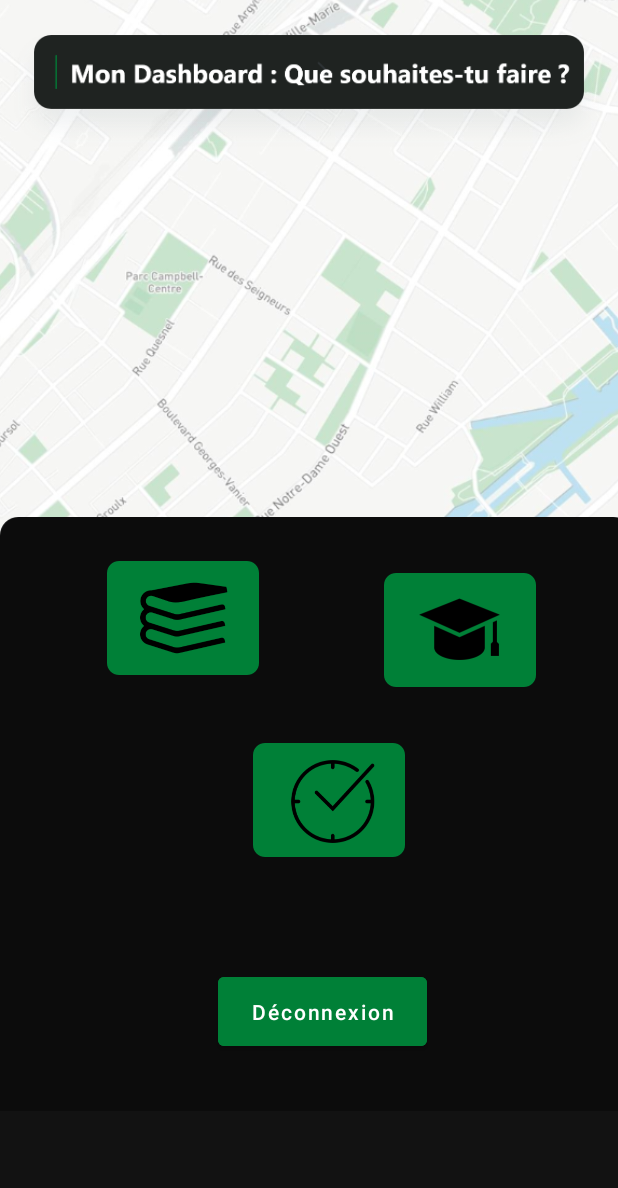
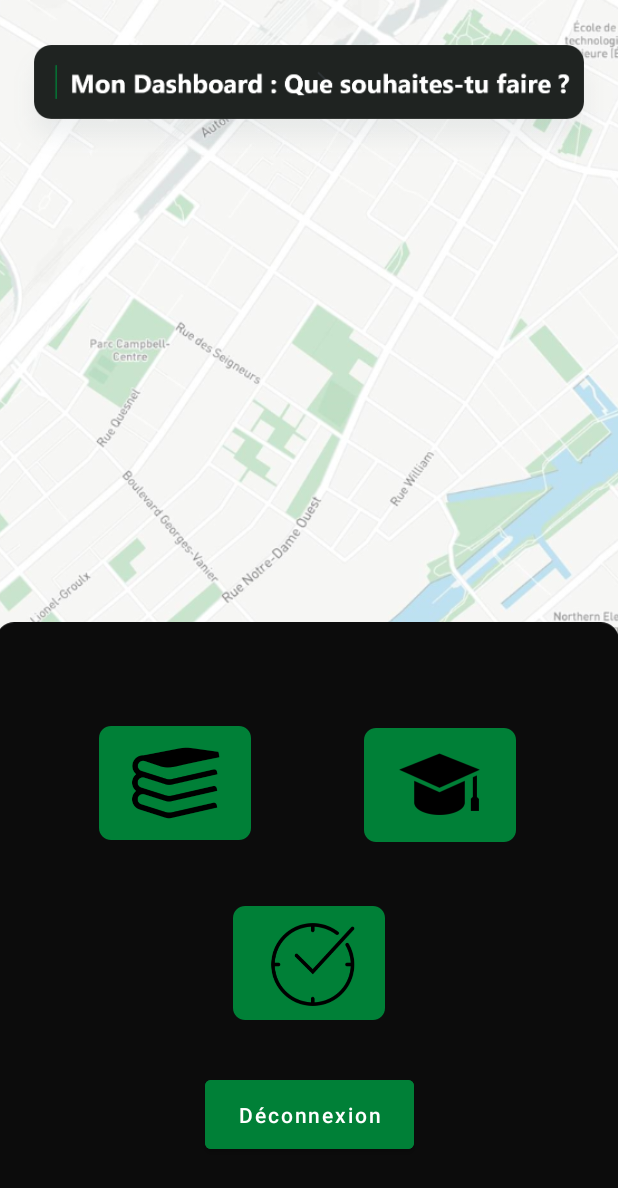
Before and after one commit to darlene-s/SquareRoute, an Android app: the screen it shows after launch once a user with an empty profile is signed in (Dashboard), on a phone screen of 412 x 824 dp. Shown: the top 1188 px of the screen. Run offline under Robolectric (Android 15) with nearby library versions, the phone set to English and light mode, and no system bars; our stand-ins replace Firebase (no records; nobody signed in at launch, a user with empty details on screens opened directly).

Commit message:
Square route finish

```diff
--- a/app/src/main/java/com/example/squareroute/Activity1/MapsActivityUniversity.java
+++ b/app/src/main/java/com/example/squareroute/Activity1/MapsActivityUniversity.java
@@ -232,7 +232,7 @@ public class MapsActivityUniversity extends FragmentActivity implements OnMapRea
                     Universite universite = dataSnapshot.getValue(Universite.class);
                     LatLng coordonnees = new LatLng(universite.lat,universite.lng);
                     BitmapDescriptor icon = BitmapDescriptorFactory.fromResource(R.drawable.logo_univ);
-                    mMap.addMarker(new MarkerOptions().position(coordonnees).title(universite.nom_univ).icon(icon));
+                    mMap.addMarker(new MarkerOptions().position(coordonnees).title(universite.nom_univ).snippet(universite.adresse_univ).icon(icon));
                 }
             }
 
--- a/app/src/main/java/com/example/squareroute/Activity2/MapsActivityBibliotheque.java
+++ b/app/src/main/java/com/example/squareroute/Activity2/MapsActivityBibliotheque.java
@@ -232,7 +232,7 @@ public class MapsActivityBibliotheque extends FragmentActivity implements OnMapR
                     Bibliotheque bibliotheque = dataSnapshot.getValue(Bibliotheque.class);
                     LatLng coordonnees = new LatLng(bibliotheque.lat,bibliotheque.lng);
                     BitmapDescriptor icon = BitmapDescriptorFactory.fromResource(R.drawable.logo_bibli);
-                    mMap.addMarker(new MarkerOptions().position(coordonnees).title(bibliotheque.nom_bibli).icon(icon));
+                    mMap.addMarker(new MarkerOptions().position(coordonnees).title(bibliotheque.nom_bibli).snippet(bibliotheque.adresse_bibli).icon(icon));
                 }
             }
 
--- a/app/src/main/res/layout/activity_dashboard.xml
+++ b/app/src/main/res/layout/activity_dashboard.xml
@@ -7,12 +7,16 @@
     android:layout_height="match_parent"
     tools:context=".BasicActivity.Dashboard">
 
+
+
+
     <ImageView
         android:id="@+id/imageView9"
-        android:layout_width="491dp"
-        android:layout_height="801dp"
+        android:layout_width="668dp"
+        android:layout_height="829dp"
         app:layout_constraintBottom_toBottomOf="@+id/imageView11"
         app:layout_constraintEnd_toEndOf="parent"
+        app:layout_constraintHorizontal_bias="0.578"
         app:layout_constraintStart_toStartOf="parent"
         app:layout_constraintTop_toTopOf="parent"
         app:layout_constraintVertical_bias="1.0"
@@ -21,14 +25,13 @@
 
     <ImageView
         android:id="@+id/imageView11"
-        android:layout_width="421dp"
-        android:layout_height="401dp"
-        app:layout_constraintBottom_toBottomOf="parent"
+        android:layout_width="415dp"
+        android:layout_height="396dp"
+        android:layout_marginTop="412dp"
         app:layout_constraintEnd_toEndOf="parent"
-        app:layout_constraintHorizontal_bias="0.0"
+        app:layout_constraintHorizontal_bias="1.0"
         app:layout_constraintStart_toStartOf="parent"
         app:layout_constraintTop_toTopOf="parent"
-        app:layout_constraintVertical_bias="0.809"
         app:srcCompat="@drawable/dashboard2"
         tools:ignore="ContentDescription" />
 
@@ -55,60 +58,58 @@
         app:layout_constraintHorizontal_bias="0.0"
         app:layout_constraintStart_toStartOf="parent"
         app:layout_constraintTop_toTopOf="parent"
-        app:layout_constraintVertical_bias="0.045"
+        app:layout_constraintVertical_bias="0.057"
         app:srcCompat="@drawable/dashboard1"
-        tools:ignore="ContentDescription"/>
+        tools:ignore="ContentDescription" />
 
     <ImageButton
         android:id="@+id/btn_school"
-        android:layout_width="wrap_content"
-        android:layout_height="wrap_content"
-        android:layout_marginTop="40dp"
+        android:layout_width="118dp"
+        android:layout_height="93dp"
+        android:layout_marginEnd="60dp"
+        android:layout_marginBottom="32dp"
+
         android:background="#00FFFFFF"
         android:src="@drawable/btn_school"
-        app:layout_constraintBottom_toBottomOf="parent"
+        app:layout_constraintBottom_toTopOf="@+id/btn_squarerealtime"
         app:layout_constraintEnd_toEndOf="parent"
-        app:layout_constraintHorizontal_bias="0.568"
-        app:layout_constraintStart_toEndOf="@+id/btn_library"
-        app:layout_constraintTop_toTopOf="@+id/imageView11"
-        app:layout_constraintVertical_bias="0.0"
         tools:ignore="ContentDescription" />
 
     <ImageButton
         android:id="@+id/btn_squarerealtime"
-        android:layout_width="109dp"
-        android:layout_height="77dp"
-        android:layout_marginBottom="252dp"
+        android:layout_width="113dp"
+        android:layout_height="80dp"
+        android:layout_marginBottom="32dp"
         android:background="#00FFFFFF"
+
         android:src="@drawable/btn_squarerealtime"
-        app:layout_constraintBottom_toBottomOf="parent"
-        app:layout_constraintEnd_toEndOf="@+id/imageView11"
-        app:layout_constraintHorizontal_bias="0.528"
-        app:layout_constraintStart_toStartOf="@+id/imageView11"
+        app:layout_constraintBottom_toTopOf="@+id/logout"
+        app:layout_constraintEnd_toEndOf="parent"
+        app:layout_constraintStart_toStartOf="parent"
         tools:ignore="ContentDescription" />
 
     <Button
         android:id="@+id/logout"
         android:layout_width="139dp"
         android:layout_height="58dp"
-        android:layout_marginBottom="40dp"
+        android:layout_marginBottom="36dp"
         android:backgroundTint="@color/main_green"
         android:text="@string/btn_deconnexion"
         android:textAllCaps="false"
         app:layout_constraintBottom_toBottomOf="@+id/imageView11"
         app:layout_constraintEnd_toEndOf="parent"
-        app:layout_constraintHorizontal_bias="0.533"
         app:layout_constraintStart_toStartOf="parent" />
 
     <ImageButton
         android:id="@+id/btn_library"
         android:layout_width="wrap_content"
         android:layout_height="wrap_content"
-        android:layout_marginBottom="364dp"
+
+        android:layout_marginBottom="32dp"
         android:backgroundTint="#00FFFFFF"
-        app:layout_constraintBottom_toBottomOf="parent"
-        app:layout_constraintEnd_toEndOf="parent"
-        app:layout_constraintHorizontal_bias="0.206"
+        app:layout_constraintBottom_toTopOf="@+id/btn_squarerealtime"
+        app:layout_constraintEnd_toStartOf="@+id/btn_school"
+        app:layout_constraintHorizontal_bias="0.496"
         app:layout_constraintStart_toStartOf="parent"
         app:srcCompat="@drawable/btn_school_library"
         tools:ignore="ContentDescription" />
```
